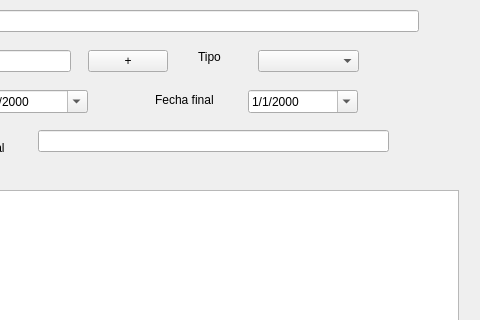
First picture: the form in gui/dlgnuevocapitulo.ui, repository rogorido/qtpredicadores, before the edit; both pictures show x 112 to 592 and y 0 to 320 of the 592 by 476 pixel window.
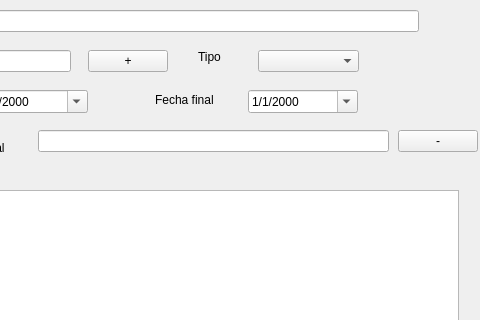
Second picture: the form after the edit. Custom widgets are drawn as their Qt base class.

Commit message: Maestrogeneral en dlgnuevocapitulo

Patch:
```diff
--- a/gui/dlgnuevocapitulo.ui
+++ b/gui/dlgnuevocapitulo.ui
@@ -271,7 +271,27 @@
     </rect>
    </property>
   </widget>
+  <widget class="QPushButton" name="btQuitarMaestroGeneral">
+   <property name="geometry">
+    <rect>
+     <x>510</x>
+     <y>130</y>
+     <width>80</width>
+     <height>22</height>
+    </rect>
+   </property>
+   <property name="text">
+    <string>-</string>
+   </property>
+  </widget>
  </widget>
+ <customwidgets>
+  <customwidget>
+   <class>myQLineEdit</class>
+   <extends>QLineEdit</extends>
+   <header location="global">widgets/myqlineedit.h</header>
+  </customwidget>
+ </customwidgets>
  <resources/>
  <connections/>
 </ui>
```
Left out of the diff: 2 changed lines with no effect on the pictures. The commit also changes 3 other files.
